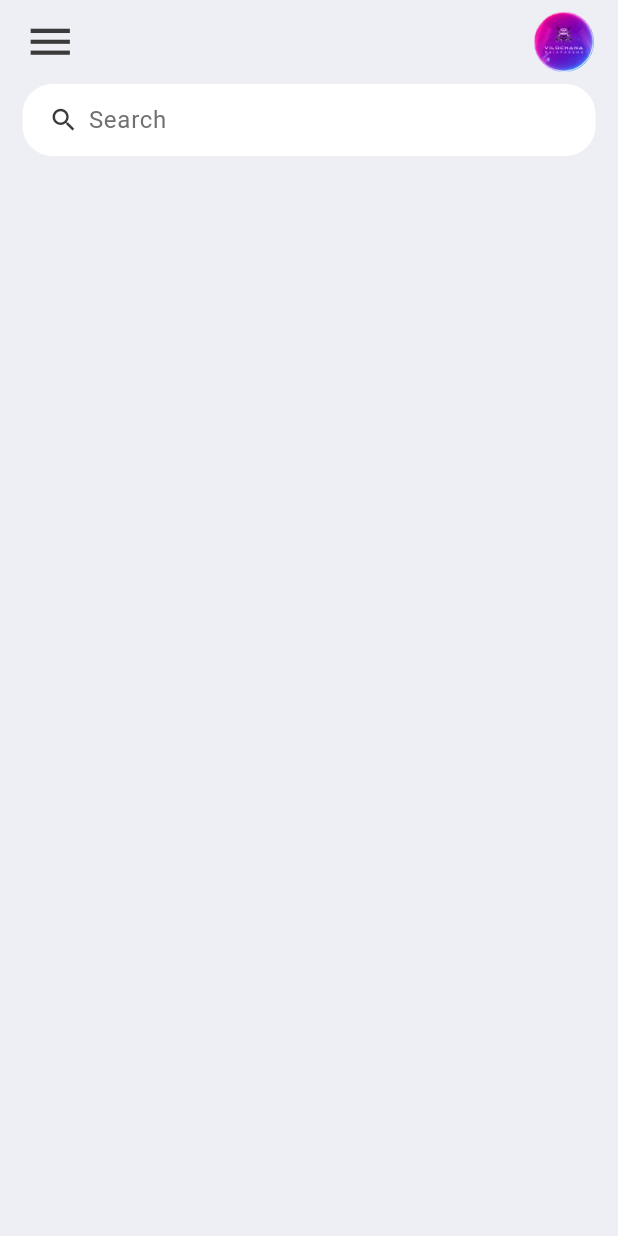
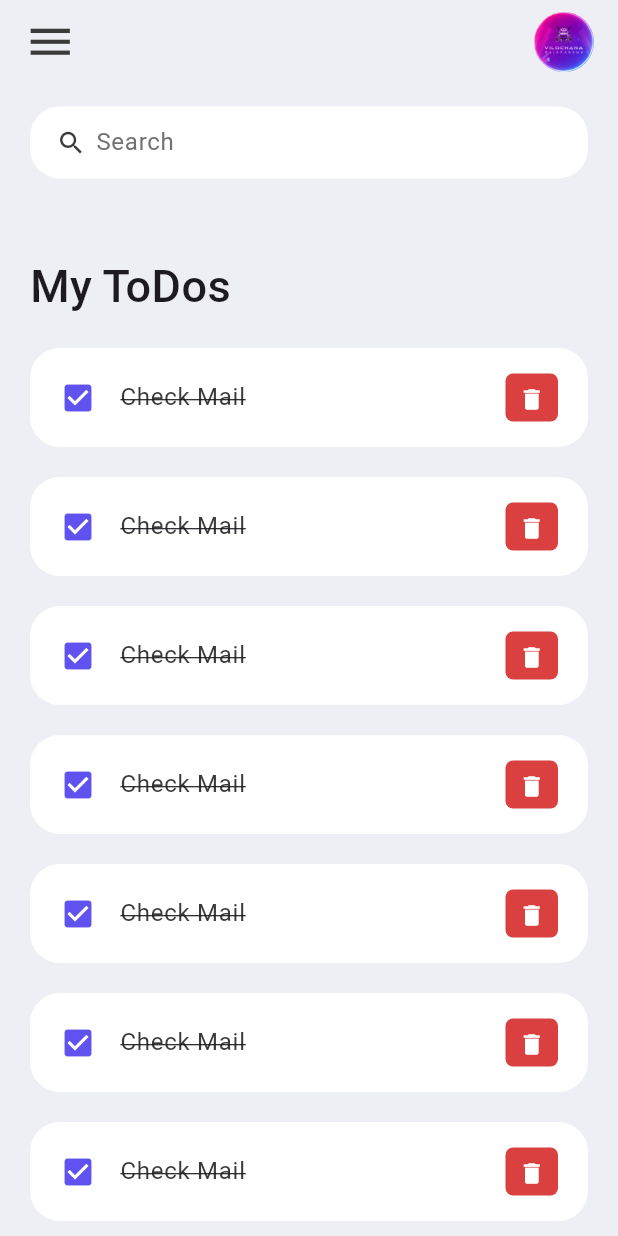
Before and after one commit to sadisi/flutter_ToDo_App, a Flutter app: the screen it shows after launch, on a phone screen of 412 x 824 dp. Run offline on Flutter 3.47's test engine with Material 3 defaults, Android fonts, the phone set to English and light mode, and no system bars.

Commit message:
todoList home page desined nad developed

```diff
--- a/lib/Screens/home.dart
+++ b/lib/Screens/home.dart
@@ -1,5 +1,6 @@
 import 'package:flutter/material.dart';
 import 'package:todo_app/constants/colors.dart';
+import 'package:todo_app/widgets/todo_item.dart';
 
 class Home extends StatelessWidget {
   const Home({Key? key}) : super(key: key);
@@ -10,10 +11,50 @@ class Home extends StatelessWidget {
       backgroundColor: tdBGColor,
       appBar: _buildAppBar(),
       body: Container(
-        padding: EdgeInsets.symmetric(horizontal: 15),
+        padding: EdgeInsets.symmetric(
+          horizontal: 20,
+          vertical: 15,
+          ),
         child: Column(
           children: [
-            Container(
+           searchBox(),
+           Expanded(
+             child: ListView(
+              children: [
+                Container(
+                  margin: EdgeInsets.only(
+                    top: 50,
+                    bottom: 20,
+                    ),
+                  child: Text(
+                    'My ToDos',
+                    style: TextStyle(
+                      fontSize: 30,
+                       fontWeight: FontWeight.w500,
+                       ),
+                     ),
+                ),
+                ToDoItem(),
+                ToDoItem(),
+                ToDoItem(),
+                ToDoItem(),
+                ToDoItem(),
+                ToDoItem(),
+                ToDoItem(),
+                ToDoItem(),
+                ToDoItem(),
+                ToDoItem(),
+                ToDoItem(),
+              ],
+             ),
+           )
+          ],
+        ),
+      ),
+    );
+  }
+Widget searchBox(){
+  return  Container(
               padding: EdgeInsets.symmetric(horizontal: 15),
               decoration: BoxDecoration(
                 color: Colors.white,
@@ -36,12 +77,9 @@ class Home extends StatelessWidget {
                       hintStyle: TextStyle(color:tdGrey),
                 ),
               ),
-            )
-          ],
-        ),
-      ),
-    );
-  }
+            );
+
+}
 
   AppBar _buildAppBar() {
     return AppBar(
--- /dev/null
+++ b/lib/model/todo.dart
@@ -0,0 +1,11 @@
+class ToDo {
+  String? id;
+   String? todoText;
+   bool isDone;
+
+   ToDo({
+    required this.id,
+    required this.todoText,
+    this.isDone = false,
+   });
+}
--- /dev/null
+++ b/lib/widgets/todo_item.dart
@@ -0,0 +1,52 @@
+import 'package:flutter/material.dart';
+import 'package:todo_app/constants/colors.dart';
+
+class ToDoItem extends StatelessWidget{
+  const ToDoItem({Key? key}) :super(key: key);
+
+  @override
+  Widget build(BuildContext context){
+    return Container(
+      margin: EdgeInsets.only(bottom: 20),
+      child:ListTile(
+        onTap: () {
+          print('click todo item');
+        },
+        shape: RoundedRectangleBorder(
+          borderRadius: BorderRadius.circular(20),
+        ),
+        contentPadding: EdgeInsets.symmetric(
+          horizontal: 20,
+          vertical: 5,
+          ),
+        tileColor: Colors.white,
+        leading: Icon(Icons.check_box,color: tdBlue,),
+        title: Text('Check Mail',
+        style: TextStyle(
+          fontSize: 16,
+        color: tdBlack,
+        decoration: TextDecoration.lineThrough,
+        ),
+      ),
+      trailing: Container(
+        padding: EdgeInsets.all(0),
+        margin: EdgeInsets.symmetric(vertical: 12),
+        height: 35,
+        width: 35,
+        decoration: BoxDecoration(
+          color: tdRed,
+          borderRadius: BorderRadius.circular(5)
+        ),
+        child: IconButton(
+          color: Colors.white,
+          iconSize: 18,
+          icon: Icon(Icons.delete),
+          onPressed: () {
+            print('clicked on delete icon');
+          },
+        ),
+      ),
+    ),
+   );
+  }
+}
```
